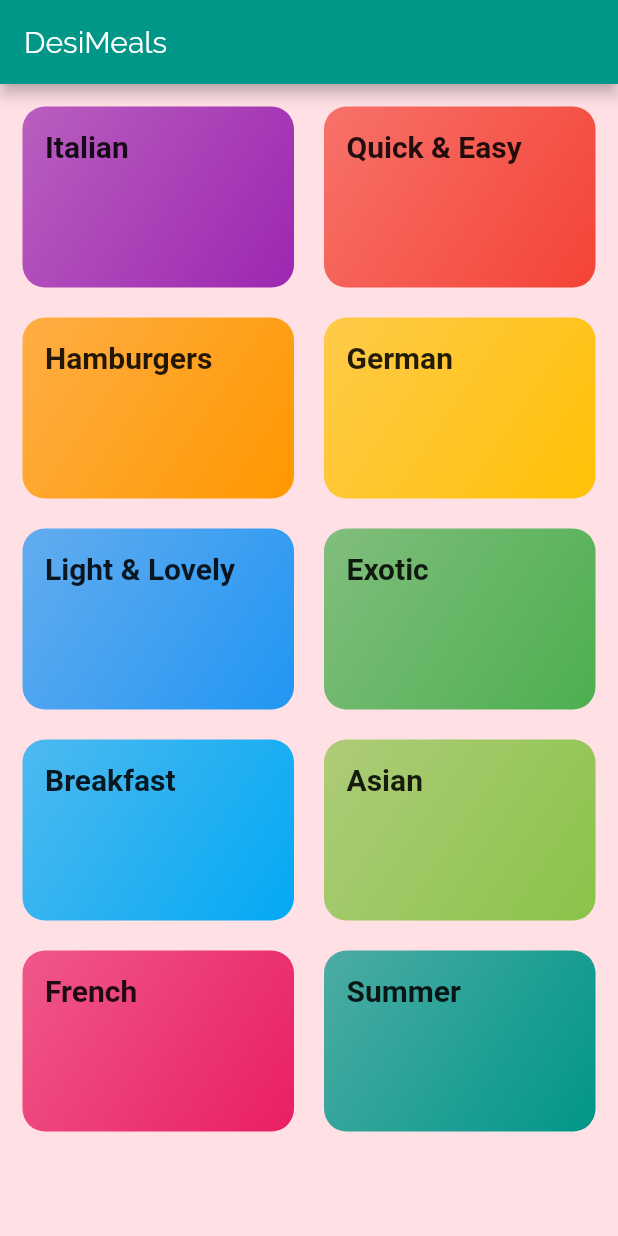
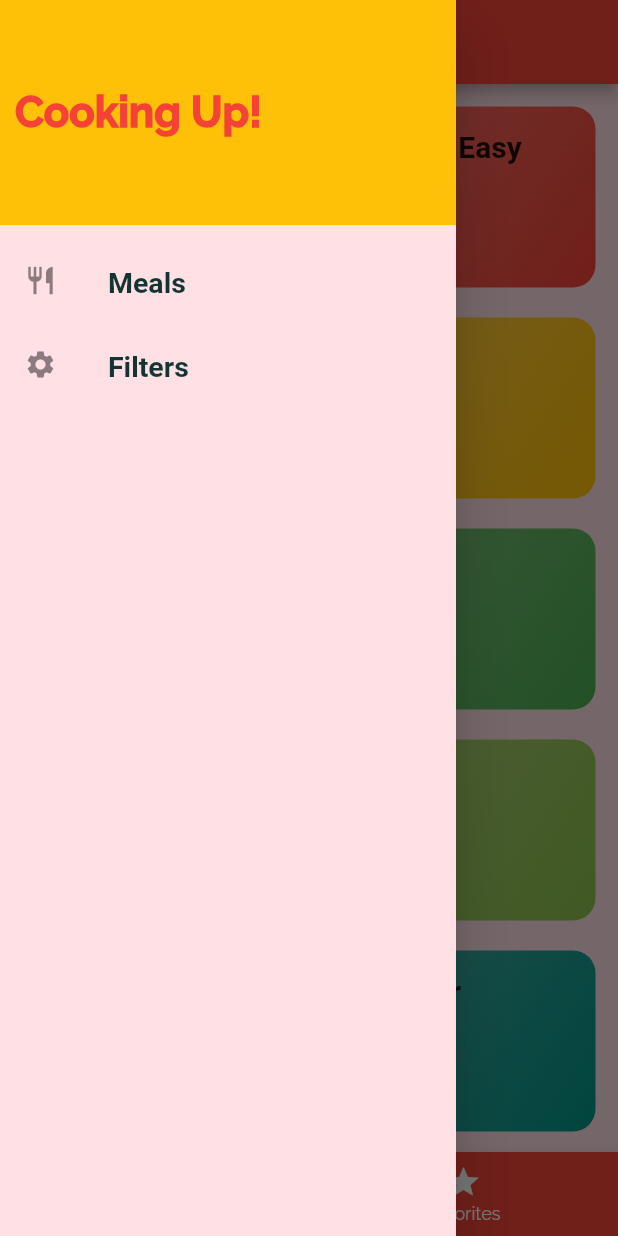
Before and after one commit to Hachi283/MealsApp, a Flutter app: the screen it shows after launch, with the side drawer open (before the commit the screen has no drawer), on a phone screen of 412 x 824 dp. Run offline on Flutter 3.47's test engine with Material 2 defaults, Android fonts, the phone set to English and light mode, and no system bars; Roboto replaces fonts that are missing (RobotoCondensed).

Commit message:
added main Drawer

```diff
--- a/lib/main.dart
+++ b/lib/main.dart
@@ -1,8 +1,9 @@
 import 'package:flutter/material.dart';
 
+import './screens/filters_screen.dart';
+import './screens/tabs_screen.dart';
 import './screens/meal_detail_screen.dart';
-import 'screens/category_screen.dart';
-import 'screens/category_meal_screen.dart';
+import './screens/category_meal_screen.dart';
 
 void main() => runApp(MyApp());
 
@@ -13,8 +14,8 @@ class MyApp extends StatelessWidget {
       debugShowCheckedModeBanner: false,
       title: 'DeliMeals',
       theme: ThemeData(
-        primarySwatch: Colors.teal,
-        accentColor: Colors.tealAccent,
+        primarySwatch: Colors.red,
+        accentColor: Colors.amber,
         canvasColor: Color.fromRGBO(255, 224, 229, 1),
         fontFamily: 'Raleway',
         textTheme: ThemeData.light().textTheme.copyWith(
@@ -35,9 +36,20 @@ class MyApp extends StatelessWidget {
 
       initialRoute: '/',
       routes: {
-        '/': (ctx) => CategoryScreen(),
+        '/': (ctx) => TabsScreen(),
         CategoryMealScreen.routeName: (ctx) => CategoryMealScreen(),
         MealDetailScreen.routeName: (ctx) => MealDetailScreen(),
+        FiltersScreen.routeName: (ctx) => FiltersScreen(),
+      },
+      // onGenerateRoute: (settings) {
+      //   return MaterialPageRoute(
+      //     builder: (ctx) => CategoryScreen(),
+      //   );
+      // },
+      onUnknownRoute: (settings) {
+        return MaterialPageRoute(
+          builder: (ctx) => CategoryMealScreen(),
+        );
       },
     );
   }
--- a/lib/screens/category_meal_screen.dart
+++ b/lib/screens/category_meal_screen.dart
@@ -1,6 +1,6 @@
 import 'package:flutter/material.dart';
-import 'package:mealsApp/widgets/meal_item.dart';
 
+import '../widgets/meal_item.dart';
 import '../dummy_data.dart';
 
 class CategoryMealScreen extends StatelessWidget {
--- a/lib/screens/category_screen.dart
+++ b/lib/screens/category_screen.dart
@@ -6,11 +6,7 @@ import '../dummy_data.dart';
 class CategoryScreen extends StatelessWidget {
   @override
   Widget build(BuildContext context) {
-    return Scaffold(
-      appBar: AppBar(
-        title: Text('DesiMeals'),
-      ),
-      body: GridView(
+    return GridView(
       padding: EdgeInsets.all(15),
       children: DUMMY_CATEGORIES
           .map((catData) =>
@@ -22,7 +18,6 @@ class CategoryScreen extends StatelessWidget {
         crossAxisSpacing: 20,
         mainAxisSpacing: 20,
       ),
-      ),
     );
   }
 }
--- /dev/null
+++ b/lib/screens/filters_screen.dart
@@ -0,0 +1,17 @@
+import 'package:flutter/material.dart';
+
+class FiltersScreen extends StatelessWidget {
+  static const routeName = '/filters';
+
+  @override
+  Widget build(BuildContext context) {
+    return Scaffold(
+      appBar: AppBar(
+        title: Text('Filters'),
+      ),
+      body: Center(
+        child: Text('Filters!'),
+      ),
+    );
+  }
+}
--- /dev/null
+++ b/lib/screens/tabs_screen.dart
@@ -0,0 +1,63 @@
+import 'package:flutter/material.dart';
+
+import '../widgets/main_drawer.dart';
+//import 'package:mealsApp/models/category.dart';
+import './category_screen.dart';
+import './favorites_screen.dart';
+
+class TabsScreen extends StatefulWidget {
+  @override
+  _TabsScreenState createState() => _TabsScreenState();
+}
+
+class _TabsScreenState extends State<TabsScreen> {
+  final List<Map<String, Object>> _pages = [
+    {
+      'page': CategoryScreen(),
+      'title': 'Categories',
+    },
+    {
+      'page': FavoriteScreen(),
+      'title': 'Favorites',
+    },
+  ];
+
+  int _selectedPageIndex = 0;
+
+  void _selectPage(int index) {
+    setState(() {
+      _selectedPageIndex = index;
+    });
+  }
+
+  @override
+  Widget build(BuildContext context) {
+    return Scaffold(
+      appBar: AppBar(
+        title: Text(_pages[_selectedPageIndex]['title']),
+      ),
+      drawer: MainDrawer(),
+      body: _pages[_selectedPageIndex]['page'],
+      bottomNavigationBar: BottomNavigationBar(
+        onTap: _selectPage,
+        backgroundColor: Theme.of(context).primaryColor,
+        unselectedItemColor: Colors.white,
+        selectedItemColor: Theme.of(context).accentColor,
+        currentIndex: _selectedPageIndex,
+        //type: BottomNavigationBarType.shifting,
+        items: [
+          BottomNavigationBarItem(
+            backgroundColor: Theme.of(context).primaryColor,
+            icon: Icon(Icons.category),
+            label: 'Categories',
+          ),
+          BottomNavigationBarItem(
+            backgroundColor: Theme.of(context).primaryColor,
+            icon: Icon(Icons.star),
+            label: 'Favorites',
+          ),
+        ],
+      ),
+    );
+  }
+}
--- /dev/null
+++ b/lib/widgets/main_drawer.dart
@@ -0,0 +1,58 @@
+import 'package:flutter/material.dart';
+
+import '../screens/filters_screen.dart';
+
+class MainDrawer extends StatelessWidget {
+  Widget buildListTile(String title, IconData icon, Function tapHandler) {
+    return ListTile(
+      leading: Icon(
+        icon,
+        size: 22,
+      ),
+      title: Text(
+        title,
+        style: TextStyle(
+          //color: Theme.of(context).primaryColor,
+          fontFamily: 'RobotoCondensed',
+          fontWeight: FontWeight.bold,
+          fontSize: 19,
+        ),
+      ),
+      onTap: tapHandler,
+    );
+  }
+
+  @override
+  Widget build(BuildContext context) {
+    return Drawer(
+      child: Column(
+        children: [
+          Container(
+            height: 150,
+            width: double.infinity,
+            alignment: Alignment.centerLeft,
+            padding: EdgeInsets.all(10),
+            color: Theme.of(context).accentColor,
+            child: Text(
+              'Cooking Up!',
+              style: TextStyle(
+                color: Theme.of(context).primaryColor,
+                fontWeight: FontWeight.w900,
+                fontSize: 28,
+              ),
+            ),
+          ),
+          SizedBox(
+            height: 10,
+          ),
+          buildListTile('Meals', Icons.restaurant, () {
+            Navigator.of(context).pushNamed('/');
+          }),
+          buildListTile('Filters', Icons.settings, () {
+            Navigator.of(context).pushNamed(FiltersScreen.routeName);
+          }),
+        ],
+      ),
+    );
+  }
+}
```
Also changed, not shown: lib/screens/favorites_screen.dart (added, +10 -0 lines), lib/screens/meal_detail_screen.dart (+74 -3 lines). Lines whose indentation alone changed are shown as unchanged.
